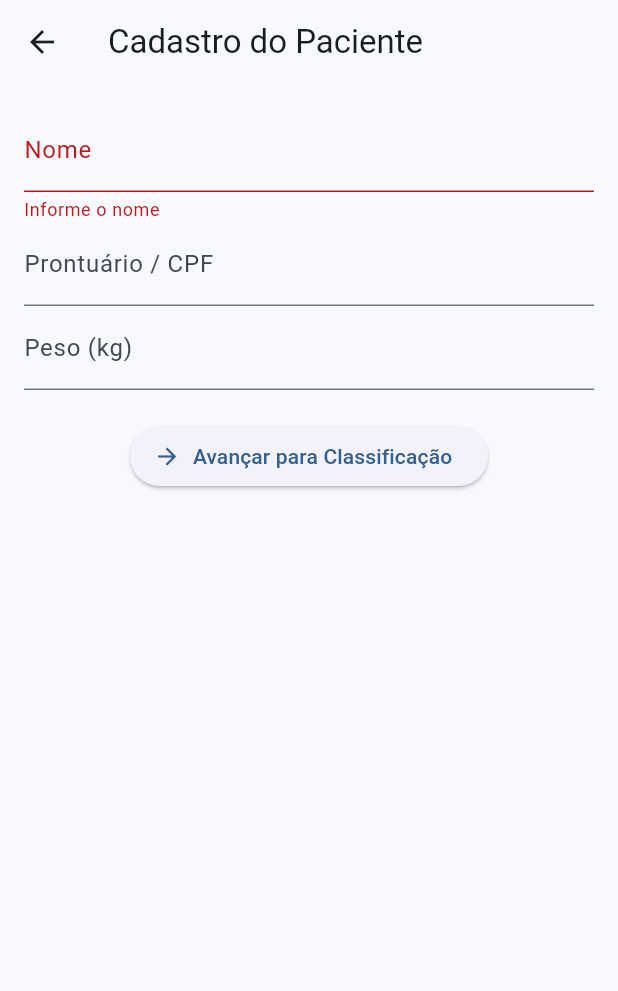
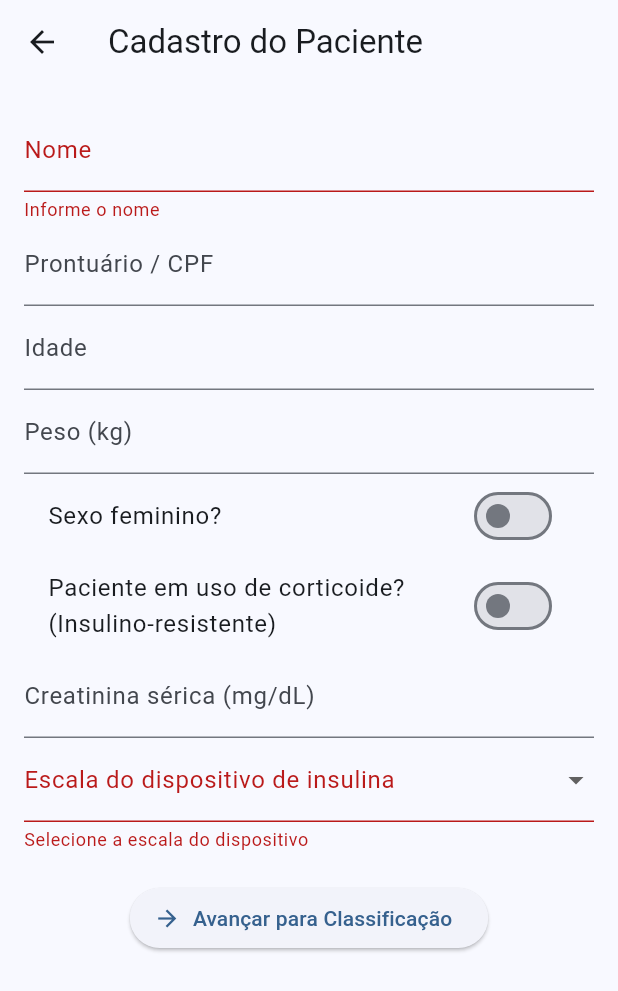
Before and after one commit to alexssander-cristino/projetoExtenMobile, a Flutter app: the CadastroPage screen opened by its route, after a tap on "Avançar para Classificação", on a phone screen of 412 x 824 dp. Shown: the top 991 px of the screen. Run offline on Flutter 3.47's test engine with Material 3 defaults, Android fonts, the phone set to English and light mode, and no system bars.

Commit message:
cadastroUp

```diff
--- a/flutter_application_1/lib/pages/cadastro_page.dart
+++ b/flutter_application_1/lib/pages/cadastro_page.dart
@@ -1,4 +1,5 @@
 import 'package:flutter/material.dart';
+import 'dart:math';
 
 class CadastroPage extends StatefulWidget {
   const CadastroPage({super.key});
@@ -12,12 +13,35 @@
   final _nameController = TextEditingController();
   final _prontuarioController = TextEditingController();
   final _weightController = TextEditingController();
+  final _creatininaController = TextEditingController();
+  final _idadeController = TextEditingController();
+
+  bool _isCorticoide = false;
+  bool _isMulher = false;
+  String? _escalaDispositivo;
+
+  double calcularTFG(double scr, int idade, bool mulher) {
+    const double kappa = 0.7;
+    const double alfaMulher = -0.241;
+    const double alfaHomem = -0.302;
+
+    double minScr = scr / kappa;
+    double maxScr = scr / kappa;
+
+    double tfg = 142 *
+        (minScr < 1 ? pow(minScr, mulher ? alfaMulher : alfaHomem) : 1) *
+        (maxScr > 1 ? pow(maxScr, -1.200) : 1) *
+        pow(0.9938, idade) *
+        (mulher ? 1.012 : 1.0);
+
+    return tfg;
+  }
 
   @override
   Widget build(BuildContext context) {
     return Scaffold(
       appBar: AppBar(title: const Text('Cadastro do Paciente')),
-      body: Padding(
+      body: SingleChildScrollView(
         padding: const EdgeInsets.all(16),
         child: Form(
           key: _formKey,
@@ -26,16 +50,58 @@
               TextFormField(
                 controller: _nameController,
                 decoration: const InputDecoration(labelText: 'Nome'),
-                validator: (v) => v == null || v.isEmpty ? 'Informe o nome' : null,
+                validator: (v) =>
+                    v == null || v.isEmpty ? 'Informe o nome' : null,
               ),
               TextFormField(
                 controller: _prontuarioController,
-                decoration: const InputDecoration(labelText: 'Prontuário / CPF'),
+                decoration:
+                    const InputDecoration(labelText: 'Prontuário / CPF'),
+              ),
+              TextFormField(
+                controller: _idadeController,
+                decoration: const InputDecoration(labelText: 'Idade'),
+                keyboardType: TextInputType.number,
               ),
               TextFormField(
                 controller: _weightController,
                 decoration: const InputDecoration(labelText: 'Peso (kg)'),
                 keyboardType: TextInputType.number,
+              ),
+              SwitchListTile(
+                title: const Text('Sexo feminino?'),
+                value: _isMulher,
+                onChanged: (v) => setState(() => _isMulher = v),
+              ),
+              SwitchListTile(
+                title: const Text(
+                    'Paciente em uso de corticoide? (Insulino-resistente)'),
+                value: _isCorticoide,
+                onChanged: (v) => setState(() => _isCorticoide = v),
+              ),
+              TextFormField(
+                controller: _creatininaController,
+                decoration: const InputDecoration(
+                    labelText: 'Creatinina sérica (mg/dL)'),
+                keyboardType: TextInputType.number,
+              ),
+              DropdownButtonFormField<String>(
+                decoration: const InputDecoration(
+                  labelText: 'Escala do dispositivo de insulina',
+                ),
+                items: const [
+                  DropdownMenuItem(
+                    value: '1',
+                    child: Text('1 unidade (caneta ou seringa 1/1)'),
+                  ),
+                  DropdownMenuItem(
+                    value: '2',
+                    child: Text('2 unidades (seringa 2/2)'),
+                  ),
+                ],
+                onChanged: (v) => setState(() => _escalaDispositivo = v),
+                validator: (v) =>
+                    v == null ? 'Selecione a escala do dispositivo' : null,
               ),
               const SizedBox(height: 20),
               ElevatedButton.icon(
@@ -43,7 +109,25 @@
                 label: const Text('Avançar para Classificação'),
                 onPressed: () {
                   if (_formKey.currentState!.validate()) {
-                    Navigator.pushNamed(context, '/classificacao');
+                    if (_creatininaController.text.isNotEmpty &&
+                        _idadeController.text.isNotEmpty) {
+                      double scr =
+                          double.tryParse(_creatininaController.text) ?? 0;
+                      int idade = int.tryParse(_idadeController.text) ?? 0;
+                      double tfg = calcularTFG(scr, idade, _isMulher);
+                      debugPrint('TFG estimada: ${tfg.toStringAsFixed(2)}');
+                    }
+
+                    Navigator.pushNamed(
+                      context,
+                      '/classificacao',
+                      arguments: {
+                        'nome': _nameController.text,
+                        'peso': _weightController.text,
+                        'corticoide': _isCorticoide,
+                        'escala': _escalaDispositivo,
+                      },
+                    );
                   }
                 },
               ),
```
